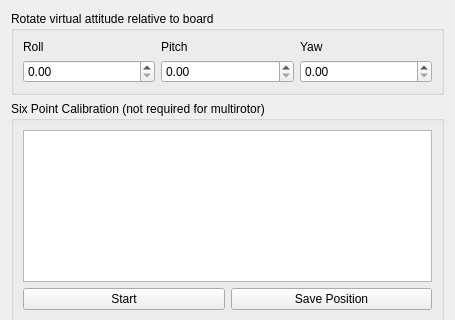
Qt form ground/openpilotgcs/src/plugins/config/ccattitude.ui (TauLabs/TauLabs) before a commit; both pictures show x 0 to 455 and y 0 to 320 of the 455 by 729 pixel window.
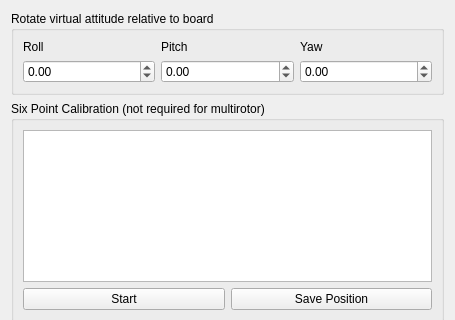
The same form after that commit. Icons and pictures are not drawn.

Commit message: GCS Revo Calibration: Clean up the interface and fix the gyro bias calibration

Diff of the .ui file:
```diff
--- a/ground/openpilotgcs/src/plugins/config/ccattitude.ui
+++ b/ground/openpilotgcs/src/plugins/config/ccattitude.ui
@@ -52,6 +52,12 @@
       </item>
       <item row="1" column="2">
        <widget class="QDoubleSpinBox" name="yawRotation">
+        <property name="minimum">
+         <double>-180.000000000000000</double>
+        </property>
+        <property name="maximum">
+         <double>180.000000000000000</double>
+        </property>
         <property name="objrelation" stdset="0">
          <stringlist>
           <string>objname:AttitudeSettings</string>
@@ -64,6 +70,15 @@
       </item>
       <item row="1" column="1">
        <widget class="QDoubleSpinBox" name="pitchRotation">
+        <property name="minimum">
+         <double>-90.000000000000000</double>
+        </property>
+        <property name="maximum">
+         <double>90.000000000000000</double>
+        </property>
+        <property name="singleStep">
+         <double>0.010000000000000</double>
+        </property>
         <property name="objrelation" stdset="0">
          <stringlist>
           <string>objname:AttitudeSettings</string>
@@ -76,6 +91,15 @@
       </item>
       <item row="1" column="0">
        <widget class="QDoubleSpinBox" name="rollRotation">
+        <property name="minimum">
+         <double>-180.000000000000000</double>
+        </property>
+        <property name="maximum">
+         <double>180.000000000000000</double>
+        </property>
+        <property name="singleStep">
+         <double>0.010000000000000</double>
+        </property>
         <property name="objrelation" stdset="0">
          <stringlist>
           <string>objname:AttitudeSettings</string>
```
The commit also changes 2 other files.
